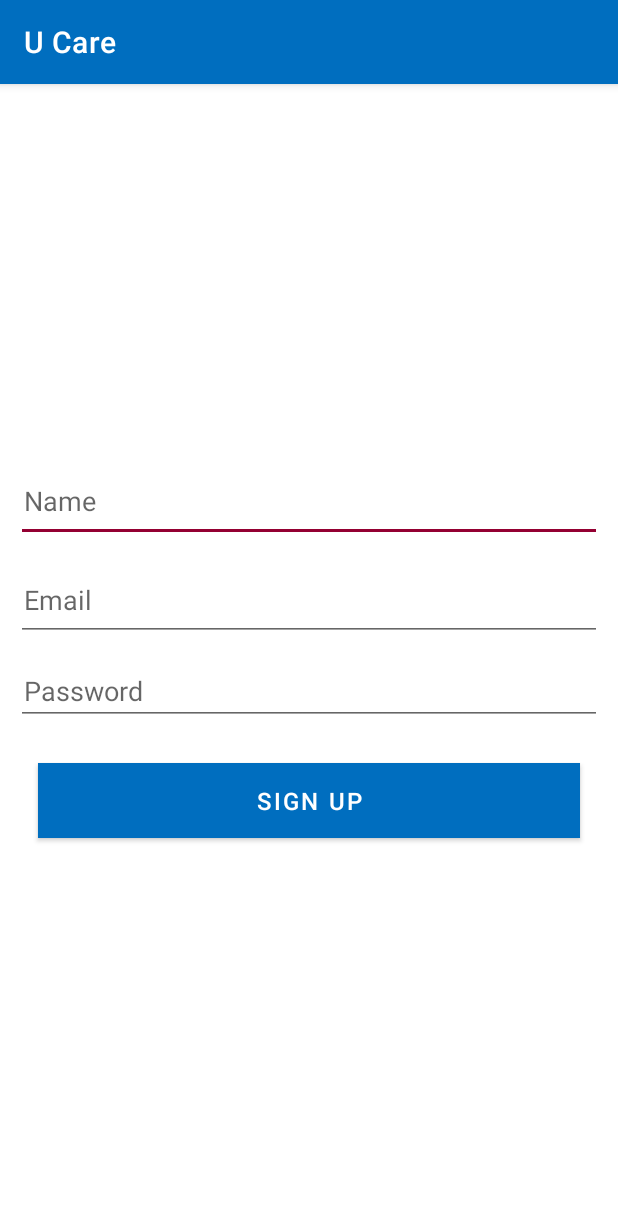
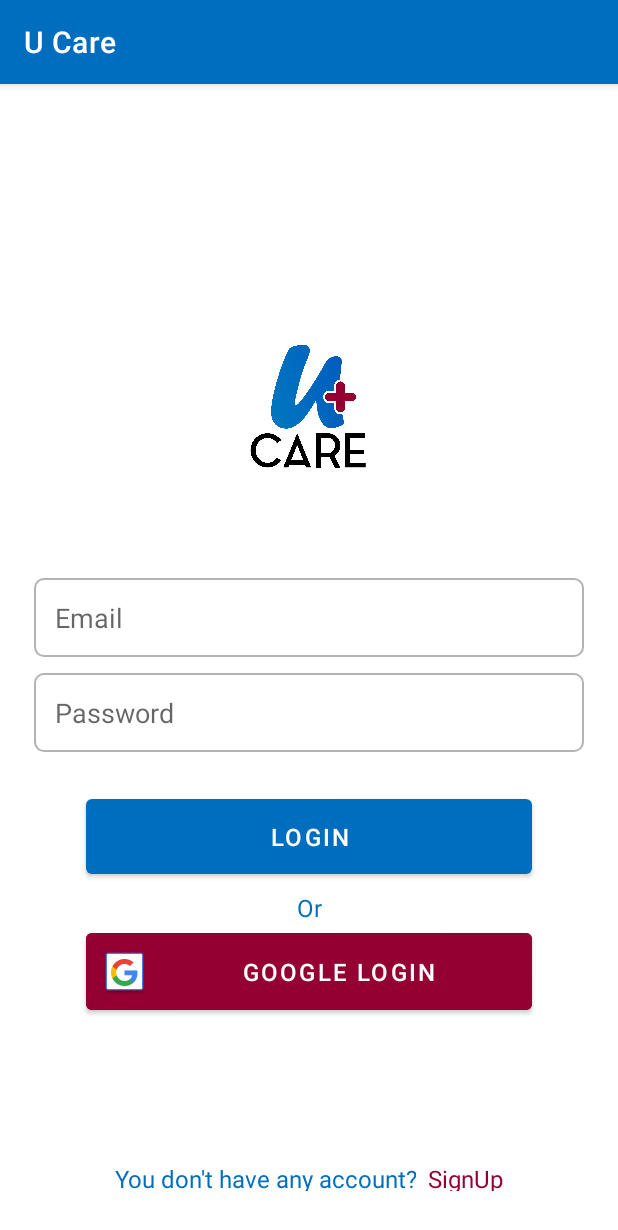
Before and after one commit to xihadulislam/u-care, an Android app: the screen it shows after launch (SignUpActivity before the commit, LoginActivity after it), on a phone screen of 412 x 824 dp. Shown: the top 1230 px of the screen. Run offline under Robolectric (Android 15) with nearby library versions, the phone set to English and light mode, and no system bars; our stand-ins replace Firebase (no records; nobody signed in at launch, a user with empty details on screens opened directly); libraries missing offline, so code that uses them is left out: com.xihad.androidutils; 1 statement that could not run was skipped.

Commit message:
login modified

```diff
--- a/app/src/main/AndroidManifest.xml
+++ b/app/src/main/AndroidManifest.xml
@@ -13,10 +13,12 @@
         android:theme="@style/Theme.UCare">
         <activity android:name=".auth.SignUpActivity" />
         <activity android:name=".auth.LoginActivity" />
+        <activity android:name=".main.createprofile.CreateProfileActivity"/>
         <activity
             android:name=".main.MainActivity"
             android:label="@string/title_activity_main" />
         <activity android:name=".splash.SplashActivity">
+
             <intent-filter>
                 <action android:name="android.intent.action.MAIN" />
 
--- a/app/src/main/java/com/project/ucare/splash/SplashActivity.java
+++ b/app/src/main/java/com/project/ucare/splash/SplashActivity.java
@@ -7,7 +7,10 @@ import android.os.Looper;
 
 import androidx.appcompat.app.AppCompatActivity;
 
+import com.google.firebase.auth.FirebaseAuth;
+import com.google.firebase.database.FirebaseDatabase;
 import com.project.ucare.R;
+import com.project.ucare.auth.LoginActivity;
 import com.project.ucare.auth.SignUpActivity;
 import com.project.ucare.main.MainActivity;
 import com.xihad.androidutils.AndroidUtils;
@@ -25,8 +28,17 @@ public class SplashActivity extends AppCompatActivity {
         handler.postDelayed(new Runnable() {
             @Override
             public void run() {
-                Intent intent = new Intent(SplashActivity.this, SignUpActivity.class);
-                startActivity(intent);
+
+                if (FirebaseAuth.getInstance().getCurrentUser() != null) {
+                    Intent intent = new Intent(SplashActivity.this, MainActivity.class);
+                    startActivity(intent);
+                } else {
+                    Intent intent = new Intent(SplashActivity.this, LoginActivity.class);
+                    startActivity(intent);
+                }
+
+                finish();
+
             }
         }, 2000);
 
--- a/app/src/main/res/layout/activity_login.xml
+++ b/app/src/main/res/layout/activity_login.xml
@@ -4,83 +4,129 @@
     xmlns:tools="http://schemas.android.com/tools"
     android:layout_width="match_parent"
     android:layout_height="match_parent"
-    android:gravity="center_vertical"
     tools:context=".auth.LoginActivity">
 
     <LinearLayout
         android:layout_width="match_parent"
         android:layout_height="wrap_content"
+        android:layout_centerInParent="true"
         android:layout_gravity="center"
         android:layout_margin="5dp"
+        android:gravity="center"
         android:orientation="vertical"
+        android:padding="12dp"
 
         >
+
+        <ImageView
+            android:layout_width="150dp"
+            android:layout_height="150dp"
+            android:layout_marginBottom="30dp"
+            android:src="@drawable/applogo">
+
+        </ImageView>
+
 
         <EditText
             android:id="@+id/et_email"
             android:layout_width="match_parent"
             android:layout_height="wrap_content"
+            android:layout_margin="5dp"
             android:layout_marginTop="10dp"
+            android:background="@drawable/edittext_border"
             android:hint="Email"
-                        android:layout_margin="5dp"
             android:inputType="textEmailAddress"
             android:maxLines="1"
-                        android:paddingTop="15dp"
-                        android:paddingBottom="15dp"
-                        android:paddingStart="5dp"
-                        android:singleLine="true"/>
+            android:padding="14dp"
+            android:singleLine="true" />
 
         <EditText
             android:id="@+id/et_password"
             android:layout_width="match_parent"
             android:layout_height="wrap_content"
             android:layout_margin="5dp"
+            android:background="@drawable/edittext_border"
             android:hint="Password"
             android:inputType="textPassword"
             android:maxLines="1"
-                        android:paddingStart="5dp"
-                        android:paddingTop="15dp"
-                        android:paddingBottom="15dp"
-                        android:singleLine="true"/>
+            android:padding="14dp"
+            android:singleLine="true" />
+
         <ProgressBar
             android:id="@+id/Pb_login"
-                    android:layout_gravity="center_horizontal"
             android:layout_width="wrap_content"
             android:layout_height="wrap_content"
-                    android:visibility="gone"
-                    />
+            android:layout_gravity="center_horizontal"
+            android:visibility="gone" />
 
         <Button
             android:id="@+id/bt_login"
             android:layout_width="match_parent"
-                    android:layout_height="50dp"
-                    android:layout_margin="20dp"
-                    android:background="@drawable/button_gradient"
+            android:layout_height="wrap_content"
+            android:padding="14dp"
+            android:layout_marginTop="20dp"
+            android:layout_marginStart="40dp"
+            android:layout_marginEnd="40dp"
             android:text="Login"
             android:textColor="@android:color/white"
-                    android:textSize="16sp"/>
+            android:textSize="16sp" />
 
         <TextView
-                    android:id="@+id/tv_register"
             android:layout_width="match_parent"
             android:layout_height="wrap_content"
             android:layout_marginTop="5dp"
             android:gravity="center"
-                    android:text="Register"
+            android:text="Or"
             android:textColor="@color/colorPrimary"
-                    android:textSize="16sp"/>
+            android:textSize="16sp" />
 
         <Button
             android:id="@+id/bt_google_login"
             android:layout_width="match_parent"
-                    android:layout_height="50dp"
-                    android:layout_margin="20dp"
-                    android:background="@drawable/button_gradient"
+            android:layout_height="wrap_content"
+            android:layout_marginStart="40dp"
+            android:padding="10dp"
+            android:layout_marginEnd="40dp"
+            android:backgroundTint="@color/colorSecondary"
+            android:drawableLeft="@drawable/common_google_signin_btn_icon_dark"
             android:text="Google Login"
             android:textColor="@android:color/white"
-                    android:drawableLeft="@drawable/common_google_signin_btn_icon_dark"
-                    android:textSize="16sp"/>
+            android:textSize="16sp" />
+
 
     </LinearLayout>
 
+    <LinearLayout
+        android:layout_width="match_parent"
+        android:layout_height="wrap_content"
+        android:layout_alignParentBottom="true"
+        android:layout_gravity="center"
+        android:layout_marginBottom="30dp"
+        android:gravity="center"
+        android:orientation="horizontal">
+
+
+        <TextView
+            android:layout_width="wrap_content"
+            android:layout_height="wrap_content"
+            android:layout_marginTop="5dp"
+            android:gravity="center"
+            android:text="You don't have any account?"
+            android:textColor="@color/colorPrimary"
+            android:textSize="16sp" />
+
+        <TextView
+            android:id="@+id/tv_register"
+            android:layout_width="wrap_content"
+            android:layout_height="wrap_content"
+            android:layout_marginTop="5dp"
+            android:gravity="center"
+            android:text="  SignUp"
+            android:textColor="@color/colorSecondary"
+            android:textSize="16sp" />
+
+
+    </LinearLayout>
+
+
 </RelativeLayout>
```
Also changed, not shown: app/src/main/java/com/project/ucare/auth/LoginActivity.java (+33 -34 lines). Lines whose indentation alone changed are shown as unchanged.
